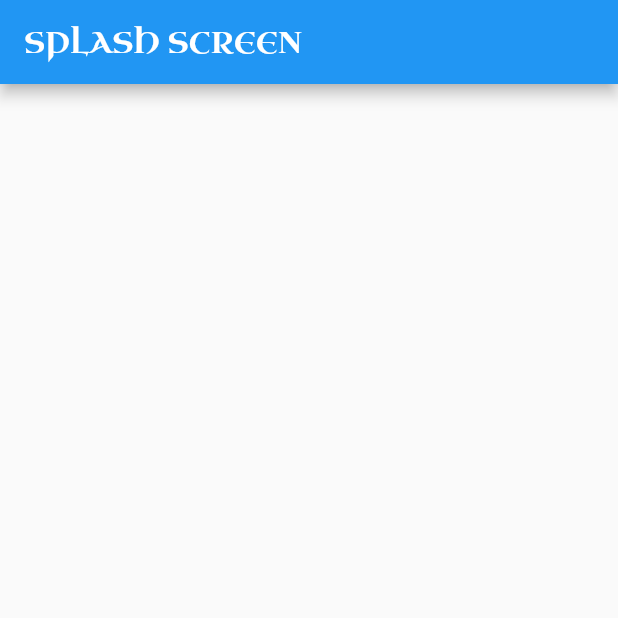
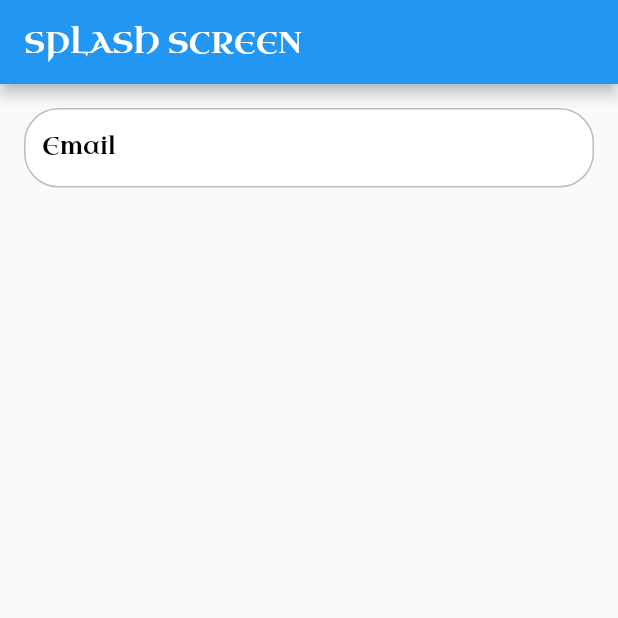
Before and after one commit to DamiaoCanndido/kingsbet_app, a Flutter app: the screen it shows after launch, on a phone screen of 412 x 824 dp, the top half of it. Run offline on Flutter 3.47's test engine with Material 2 defaults, Android fonts, the light colour scheme and no system bars; our stand-ins replace get.

Commit message:
Create Textformfield

```diff
--- /dev/null
+++ b/lib/app/core/rest_client/rest_client.dart
@@ -0,0 +1,23 @@
+import 'package:get/get.dart';
+
+class RestClient extends GetConnect {
+  final String _backendBaseUrl = "http://192.168.1.2:3333";
+
+  RestClient() {
+    httpClient.baseUrl = _backendBaseUrl;
+    httpClient.timeout = const Duration(seconds: 30);
+  }
+}
+
+class RestClientException implements Exception {
+  final int? code;
+  final String message;
+
+  RestClientException(
+    this.message, {
+    this.code,
+  });
+
+  @override
+  String toString() => 'RestClientException(code: $code, message: $message)';
+}
--- /dev/null
+++ b/lib/app/core/ui/widgets/kingsbet_textformfield.dart
@@ -0,0 +1,80 @@
+import 'package:flutter/material.dart';
+import 'package:flutter/services.dart';
+import 'package:get/utils.dart';
+
+class KingsbetTextFormField extends StatelessWidget {
+  final String label;
+  final TextStyle? style;
+  final TextAlign textAlign;
+  final TextInputType keyboardType;
+  final ValueChanged<String>? onChange;
+  // final FormFieldValidator<String>? validator;
+  final List<TextInputFormatter>? inputFormatters;
+  final TextEditingController? controller;
+  final String? errorText;
+  final Widget? prefix;
+  final Widget? suffix;
+  final bool obscureText;
+  final String? initialValue;
+  final bool enabled;
+
+  const KingsbetTextFormField({
+    super.key,
+    required this.label,
+    this.style,
+    required this.textAlign,
+    required this.keyboardType,
+    this.onChange,
+    this.inputFormatters,
+    this.controller,
+    this.errorText,
+    this.prefix,
+    this.suffix,
+    required this.obscureText,
+    this.initialValue,
+    required this.enabled,
+  });
+
+  @override
+  Widget build(BuildContext context) {
+    return TextFormField(
+      keyboardType: keyboardType,
+      obscureText: obscureText,
+      textAlign: textAlign,
+      style: style,
+      autocorrect: false,
+      textInputAction: TextInputAction.done,
+      inputFormatters: inputFormatters,
+      controller: controller,
+      enabled: enabled,
+      initialValue: initialValue,
+      onChanged: onChange,
+      cursorColor: context.theme.primaryColor,
+      decoration: InputDecoration(
+        labelText: label,
+        errorText: errorText,
+        prefix: prefix,
+        suffix: suffix,
+        isDense: true,
+        labelStyle: const TextStyle(
+          color: Colors.black,
+        ),
+        errorStyle: const TextStyle(color: Colors.redAccent),
+        border: OutlineInputBorder(
+          borderRadius: BorderRadius.circular(23),
+          borderSide: BorderSide(color: Colors.grey[400]!),
+        ),
+        enabledBorder: OutlineInputBorder(
+          borderRadius: BorderRadius.circular(23),
+          borderSide: BorderSide(color: Colors.grey[400]!),
+        ),
+        focusedBorder: OutlineInputBorder(
+          borderRadius: BorderRadius.circular(23),
+          borderSide: BorderSide(color: Colors.grey[400]!),
+        ),
+        filled: true,
+        fillColor: Colors.white,
+      ),
+    );
+  }
+}
--- a/lib/app/modules/splash/splash_page.dart
+++ b/lib/app/modules/splash/splash_page.dart
@@ -1,4 +1,5 @@
 import 'package:flutter/material.dart';
+import 'package:kingsbet_app/app/core/ui/widgets/kingsbet_textformfield.dart';
 
 class SplashPage extends StatelessWidget {
   const SplashPage({super.key});
@@ -9,7 +10,20 @@ class SplashPage extends StatelessWidget {
       appBar: AppBar(
         title: const Text("SPLASH SCREEN"),
       ),
-      body: Container(),
+      body: Padding(
+        padding: const EdgeInsets.all(16),
+        child: Column(
+          children: const [
+            KingsbetTextFormField(
+              label: "Email",
+              textAlign: TextAlign.left,
+              keyboardType: TextInputType.emailAddress,
+              obscureText: false,
+              enabled: true,
+            )
+          ],
+        ),
+      ),
     );
   }
 }
--- a/pubspec.yaml
+++ b/pubspec.yaml
@@ -37,6 +37,8 @@ dependencies:
   # Use with the CupertinoIcons class for iOS style icons.
   cupertino_icons: ^1.0.2
   get: ^4.6.5
+  get_storage: ^2.0.3
+  intl: ^0.17.0
 
 dev_dependencies:
   flutter_test:
```
Also changed, not shown: pubspec.lock, 1 other file.
